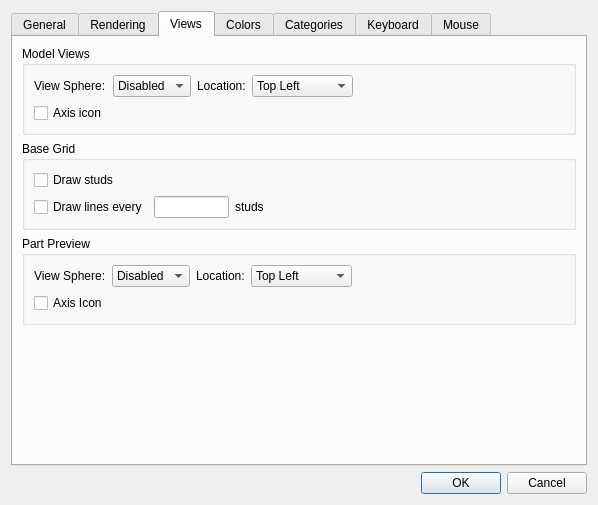
This is qt/lc_qpreferencesdialog.ui in leozide/leocad as Qt 5 draws it before an edit. The edited form follows.
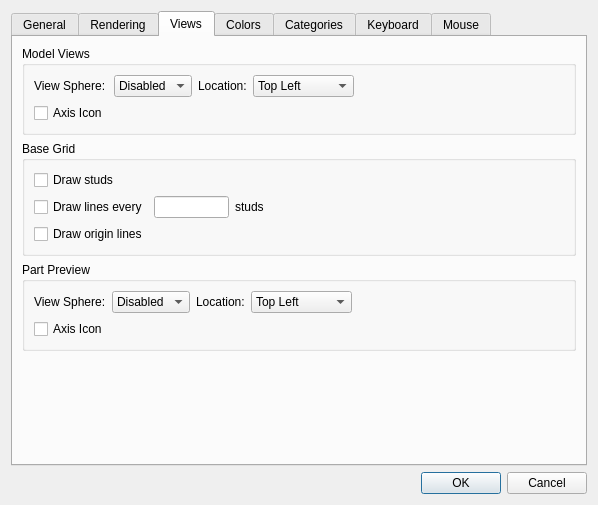
This is the edited form. The open tabs and pages were chosen to show the change. Icons and pictures are not drawn.

Commit message: Added option to color grid origin lines. Fixes #372.

```diff
--- a/qt/lc_qpreferencesdialog.ui
+++ b/qt/lc_qpreferencesdialog.ui
@@ -554,7 +554,7 @@
           <item row="1" column="0">
            <widget class="QCheckBox" name="AxisIconCheckBox">
             <property name="text">
-             <string>Axis icon</string>
+             <string>Axis Icon</string>
             </property>
            </widget>
           </item>
@@ -642,13 +642,6 @@
           <string>Base Grid</string>
          </property>
          <layout class="QGridLayout" name="gridLayout_2">
-          <item row="0" column="0">
-           <widget class="QCheckBox" name="gridStuds">
-            <property name="text">
-             <string>Draw studs</string>
-            </property>
-           </widget>
-          </item>
           <item row="1" column="2">
            <widget class="QLabel" name="label">
             <property name="text">
@@ -669,6 +662,13 @@
             </property>
            </spacer>
           </item>
+          <item row="1" column="0">
+           <widget class="QCheckBox" name="gridLines">
+            <property name="text">
+             <string>Draw lines every</string>
+            </property>
+           </widget>
+          </item>
           <item row="1" column="1">
            <widget class="QLineEdit" name="gridLineSpacing">
             <property name="maximumSize">
@@ -679,10 +679,17 @@
             </property>
            </widget>
           </item>
-          <item row="1" column="0">
-           <widget class="QCheckBox" name="gridLines">
+          <item row="2" column="0" colspan="3">
+           <widget class="QCheckBox" name="GridOriginCheckBox">
             <property name="text">
-             <string>Draw lines every</string>
+             <string>Draw origin lines</string>
+            </property>
+           </widget>
+          </item>
+          <item row="0" column="0" colspan="3">
+           <widget class="QCheckBox" name="gridStuds">
+            <property name="text">
+             <string>Draw studs</string>
             </property>
            </widget>
           </item>
```
Left out of the diff: 1 changed line with no effect on the pictures. The commit also changes 6 other files.
